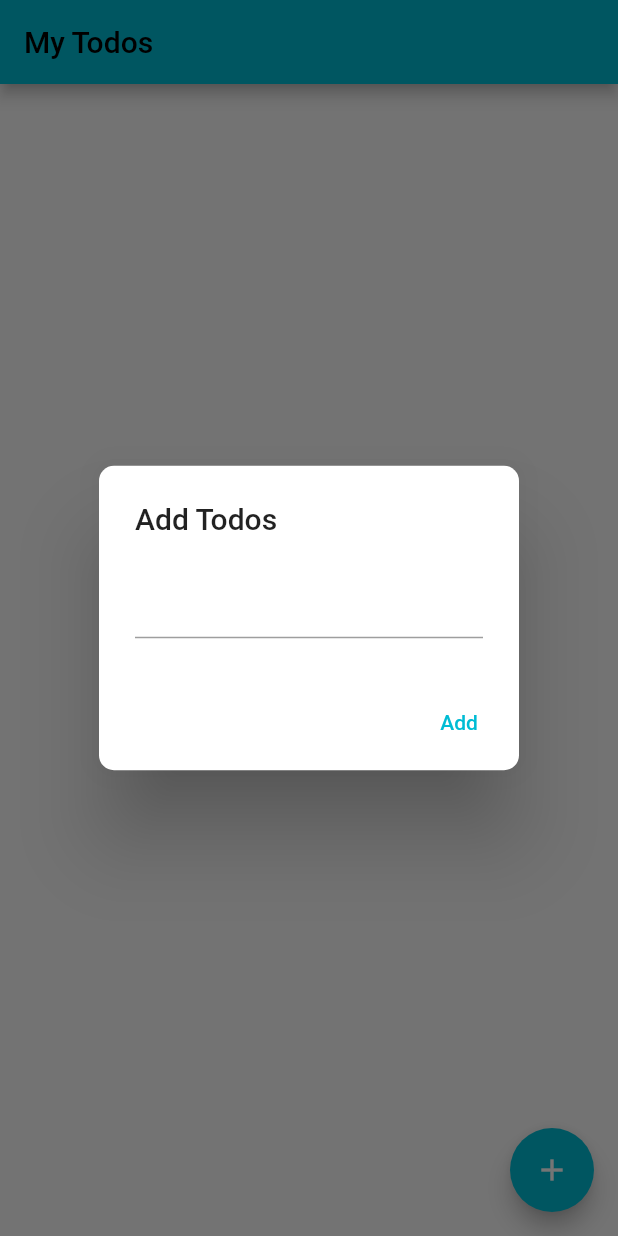
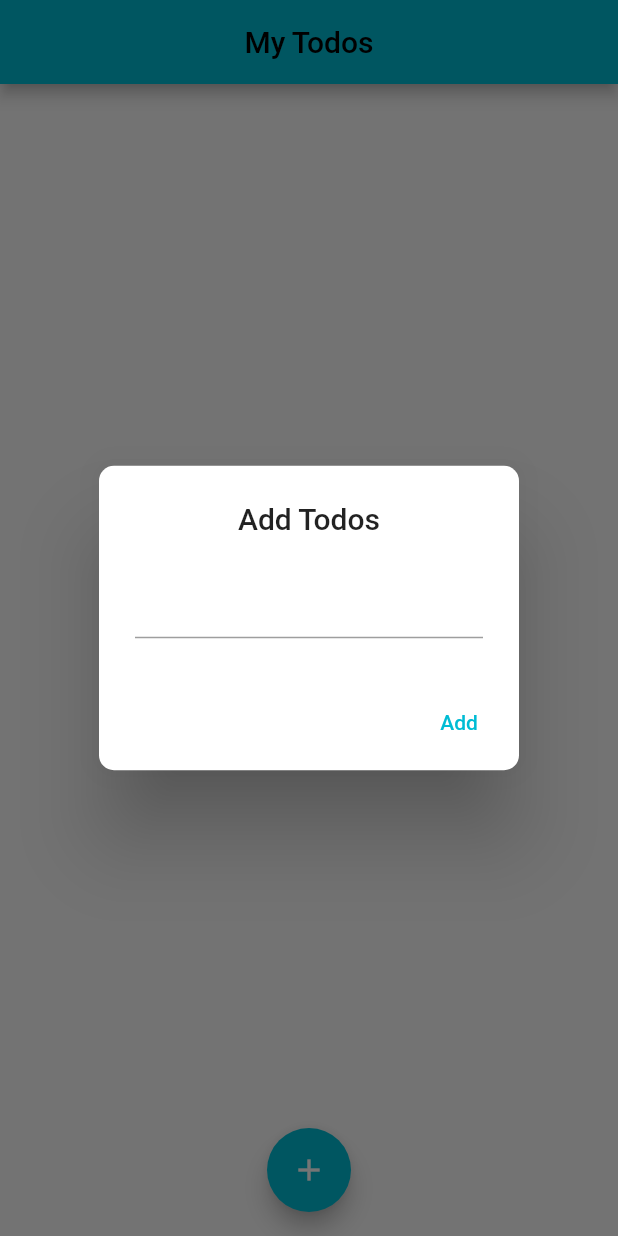
Before and after one commit to fdldestriana/todoapps, a Flutter app: the screen it shows after launch, after a tap on the "add" icon, on a phone screen of 412 x 824 dp. Run offline on Flutter 3.47's test engine with Material 2 defaults, Android fonts, the phone set to English and light mode, and no system bars; our stand-ins replace cloud_firestore, firebase_core; accounts and stored records are empty.

Commit message:
improving UI and separating widgets to improve scallability of project

```diff
--- a/lib/ui/screens/home_screen.dart
+++ b/lib/ui/screens/home_screen.dart
@@ -14,12 +14,14 @@ class _HomePageState extends State<HomePage> {
   @override
   Widget build(BuildContext context) {
     return Scaffold(
-        appBar: AppBar(
-          title: const Text('My Todos'),
-        ),
-        body: ListView(children: const [
-          TodoList(),
-        ]),
-        floatingActionButton: const CustomFloatingActionButton());
+      appBar: AppBar(
+        title: const Center(child: Text('My Todos')),
+      ),
+      body: ListView(children: const [
+        TodoList(),
+      ]),
+      floatingActionButton: const CustomFloatingActionButton(),
+      floatingActionButtonLocation: FloatingActionButtonLocation.centerFloat,
+    );
   }
 }
--- a/lib/ui/widgets/custom_floating_action_button.dart
+++ b/lib/ui/widgets/custom_floating_action_button.dart
@@ -19,7 +19,7 @@ class CustomFloatingActionButton extends StatelessWidget {
               return AlertDialog(
                 shape: RoundedRectangleBorder(
                     borderRadius: BorderRadius.circular(10)),
-                title: const Text('Add Todos'),
+                title: const Center(child: Text('Add Todos')),
                 content: TextField(
                   onChanged: (String text) {
                     todo.todos = text;
--- a/lib/ui/widgets/todo_list.dart
+++ b/lib/ui/widgets/todo_list.dart
@@ -1,50 +1,27 @@
+import 'package:flutter/cupertino.dart';
 import 'package:flutter/material.dart';
+import 'package:flutter/widgets.dart';
 import 'package:todoapps/core/model/todo.dart';
 import 'package:todoapps/core/services/database_service.dart';
+import 'package:todoapps/ui/widgets/custom_dismissible.dart';
 
-class TodoList extends StatefulWidget {
+class TodoList extends StatelessWidget {
   const TodoList({Key? key}) : super(key: key);
 
   @override
-  State<TodoList> createState() => _TodoListState();
-}
-
-class _TodoListState extends State<TodoList> {
-  @override
   Widget build(BuildContext context) {
-    var firestore = FirestoreService();
-    var todos = firestore.streamReadTodo();
+    var todos = FirestoreService().streamReadTodo();
 
     return StreamBuilder<List<Todo>>(
         stream: todos,
         builder: (context, snapshot) {
           if (snapshot.hasData) {
             return Column(
-              children: snapshot.data!
-
-                  /// READ DATA HERE
-                  .map((e) => Dismissible(
-                      key: UniqueKey(),
-                      child: Card(
-                          elevation: 4,
-                          child: CheckboxListTile(
-                              title: Text(e.todos!),
-                              value: e.isChecked,
-
-                              /// UPDATE DATA HERE
-                              onChanged: (value) {
-                                setState(() {
-                                  firestore.upadteTodo(e, value!);
-                                });
-                              })),
-                      onDismissed: (direction) =>
-
-                          /// DELETE DATA HERE
-                          setState(() {
-                            firestore.deleteTodo(e.id);
-                          })))
-                  .toList(),
-            );
+                children: snapshot.data!
+                    .map((e) => CustomDismissible(
+                          todo: e,
+                        ))
+                    .toList());
           } else {
             return const CircularProgressIndicator();
           }
```
Also changed, not shown: lib/ui/widgets/custom_dismissible.dart (added, +47 -0 lines).
